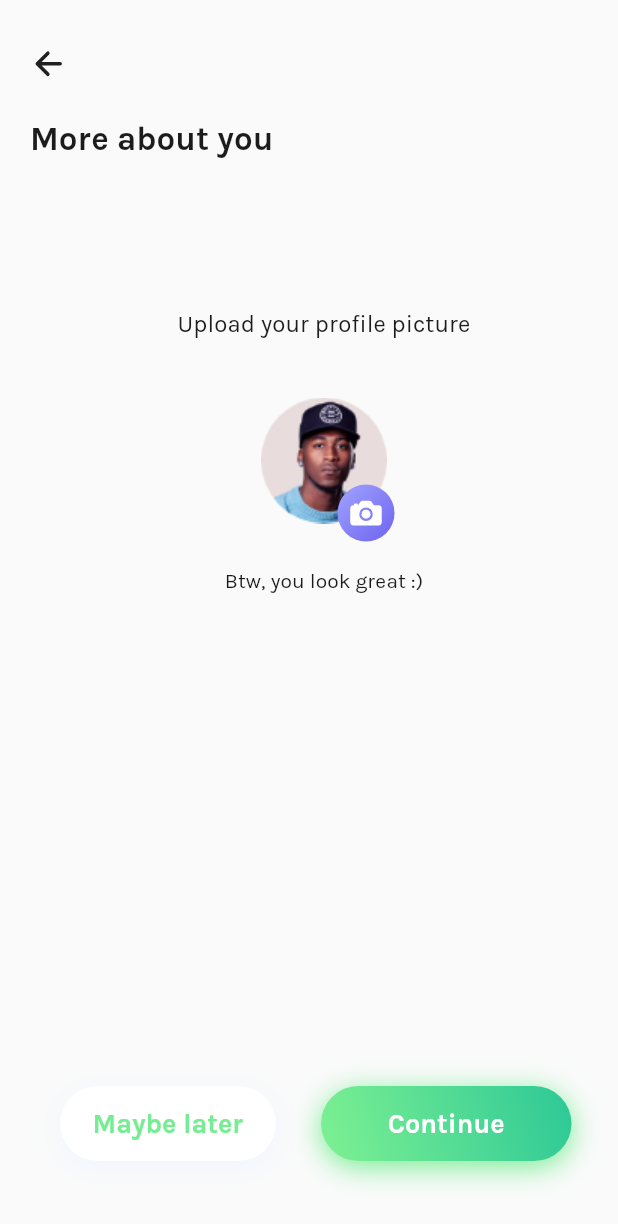
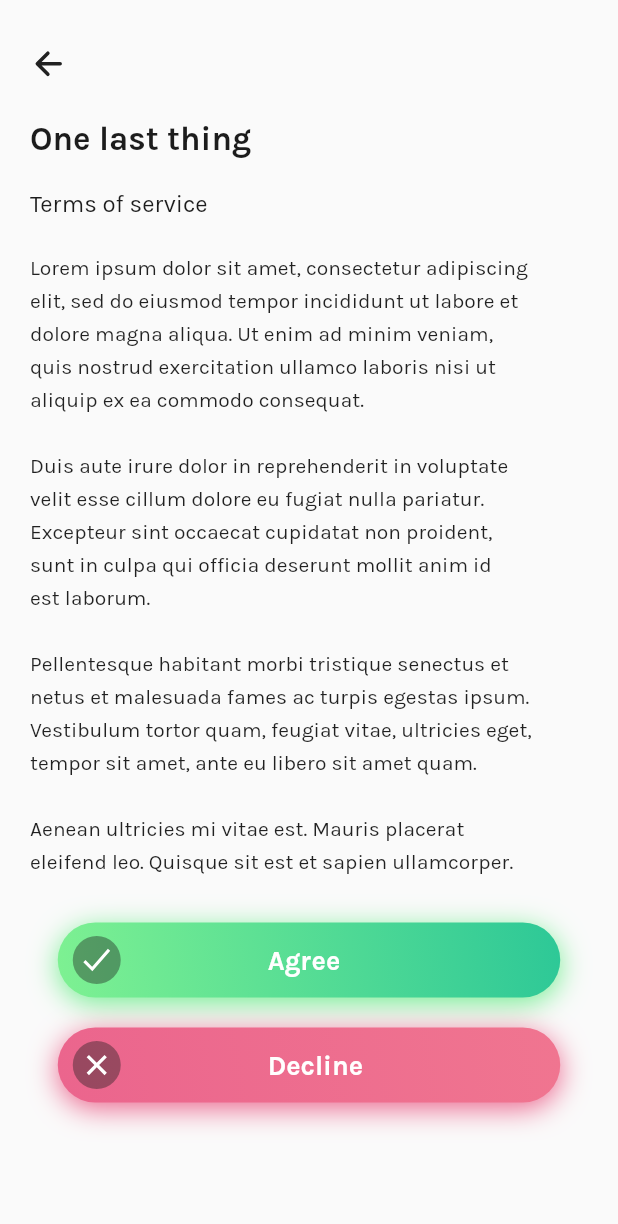
Before and after one commit to eyadkishawi01/Budget-Planner-Application, a Flutter app: the screen it shows after launch, on a phone screen of 412 x 824 dp. Shown: the top 1224 px of the screen. Run offline on Flutter 3.47's test engine with Material 2 defaults, Android fonts, the phone set to English and light mode, and no system bars; our stand-ins replace country_code_picker, ionicons; missing offline and left inert: country_list_pick.

Commit message:
Add Screens

```diff
--- a/lib/Screens/add_photo_screen.dart
+++ b/lib/Screens/add_photo_screen.dart
@@ -84,6 +84,7 @@ class AddPhotoPage extends StatelessWidget {
                 padding:
                     const EdgeInsets.only(right: 20.0, left: 20.0, bottom: 50),
                 child: Row(
+                  mainAxisAlignment: MainAxisAlignment.center,
                   children: [
                     NormalButton(
                         text: "Maybe later",
--- /dev/null
+++ b/lib/Screens/one_last_hting_screen.dart
@@ -0,0 +1,79 @@
+import 'package:budgetplannerui/Widgets/green_button.dart';
+import 'package:budgetplannerui/textStyle.dart';
+import 'package:flutter/material.dart';
+import 'package:ionicons/ionicons.dart';
+
+import '../colors.dart';
+
+class OneLastThingPage extends StatelessWidget {
+  const OneLastThingPage({Key? key}) : super(key: key);
+
+  @override
+  Widget build(BuildContext context) {
+    return Scaffold(
+      body: SafeArea(
+        child: SingleChildScrollView(
+          child: Container(
+            child: Column(
+              children: [
+                Padding(
+                  padding: const EdgeInsets.only(top: 30.0, left: 20),
+                  child: Column(
+                    crossAxisAlignment: CrossAxisAlignment.start,
+                    children: [
+                      const Icon(
+                        Ionicons.arrow_back_outline,
+                        size: 25,
+                      ),
+                      const SizedBox(height: 25),
+                      BoldText(text: "One last thing"),
+                      const SizedBox(height: 20),
+                      RegularText(text: "Terms of service", size: 16),
+                      const SizedBox(height: 20),
+                      SizedBox(
+                        height: 450,
+                        child: ListView.builder(
+                          itemCount: 1,
+                          itemBuilder: (context, index) {
+                            return const Padding(
+                              padding: EdgeInsets.only(bottom: 0.0),
+                              child: Text(
+                                "Lorem ipsum dolor sit amet, consectetur adipiscing\nelit, sed do eiusmod tempor incididunt ut labore et\ndolore magna aliqua. Ut enim ad minim veniam,\nquis nostrud exercitation ullamco laboris nisi ut\naliquip ex ea commodo consequat.\n\nDuis aute irure dolor in reprehenderit in voluptate\nvelit esse cillum dolore eu fugiat nulla pariatur.\nExcepteur sint occaecat cupidatat non proident,\nsunt in culpa qui officia deserunt mollit anim id\nest laborum.\n\nPellentesque habitant morbi tristique senectus et\nnetus et malesuada fames ac turpis egestas ipsum.\nVestibulum tortor quam, feugiat vitae, ultricies eget,\ntempor sit amet, ante eu libero sit amet quam.\n\nAenean ultricies mi vitae est. Mauris placerat\neleifend leo. Quisque sit est et sapien ullamcorper.",
+                                style: TextStyle(height: 1.6),
+                              ),
+                            );
+                          },
+                          shrinkWrap: true,
+                        ),
+                      ),
+                    ],
+                  ),
+                ),
+                Center(
+                  child: Column(
+                    children: [
+                      GreenIconButton(
+                        text: "Agree",
+                        color1: AppColors.endGreen,
+                        color2: AppColors.startGreen,
+                        shColor: AppColors.shadowGreen,
+                        con: Ionicons.checkmark_sharp,
+                      ),
+                      const SizedBox(height: 20),
+                      GreenIconButton(
+                          color1: AppColors.endRed,
+                          color2: AppColors.startRed2,
+                          shColor: AppColors.startRed2,
+                          text: "Decline",
+                          con: Ionicons.close_sharp),
+                    ],
+                  ),
+                ),
+              ],
+            ),
+          ),
+        ),
+      ),
+    );
+  }
+}
--- a/lib/Widgets/green_button.dart
+++ b/lib/Widgets/green_button.dart
@@ -1,5 +1,6 @@
 import 'package:budgetplannerui/colors.dart';
 import 'package:flutter/material.dart';
+import 'package:ionicons/ionicons.dart';
 
 class GreenButton extends StatelessWidget {
   GreenButton({
@@ -29,7 +30,7 @@ class GreenButton extends StatelessWidget {
           BoxShadow(
             color: AppColors.shadowGreen,
             blurRadius: 16,
-            offset: Offset(0, 4), // Shadow position
+            offset: const Offset(0, 4), // Shadow position
           ),
         ],
       ),
@@ -45,3 +46,73 @@ class GreenButton extends StatelessWidget {
     );
   }
 }
+
+class GreenIconButton extends StatelessWidget {
+  GreenIconButton(
+      {Key? key,
+      required this.color1,
+      required this.color2,
+      required this.shColor,
+      required this.text,
+      required this.con})
+      : super(key: key);
+  Color color1, color2, shColor;
+  String text;
+  IconData con;
+  @override
+  Widget build(BuildContext context) {
+    return InkWell(
+      onTap: () {},
+      child: Container(
+        height: 50,
+        width: 335,
+        decoration: BoxDecoration(
+          borderRadius: BorderRadius.circular(25),
+          gradient: LinearGradient(
+            begin: Alignment.topRight,
+            end: Alignment.bottomLeft,
+            colors: [
+              color1,
+              color2,
+            ],
+          ),
+          boxShadow: [
+            BoxShadow(
+              color: shColor,
+              blurRadius: 16,
+              offset: const Offset(0, 4), // Shadow position
+            ),
+          ],
+        ),
+        child: Row(
+          mainAxisAlignment: MainAxisAlignment.start,
+          children: [
+            Padding(
+              padding: const EdgeInsets.only(left: 10.0, right: 90),
+              child: Container(
+                  height: 32,
+                  width: 32,
+                  decoration: BoxDecoration(
+                    color: AppColors.blackText.withOpacity(0.4),
+                    borderRadius: BorderRadius.circular(40),
+                  ),
+                  child: Icon(
+                    con,
+                    color: AppColors.witheText,
+                  )),
+            ),
+            TextButton(
+                onPressed: null,
+                child: Text(
+                  text,
+                  style: TextStyle(
+                      fontSize: 18,
+                      fontWeight: FontWeight.bold,
+                      color: AppColors.witheText),
+                )),
+          ],
+        ),
+      ),
+    );
+  }
+}
--- a/lib/colors.dart
+++ b/lib/colors.dart
@@ -17,6 +17,9 @@ class AppColors {
   static final Color shadowGreen = const Color(0xFF76ED92);
   static final Color facebook = const Color(0xFF4666D5);
   static final Color border = const Color(0xFFD8D8D8);
+  static final Color startRed2 = const Color(0xFFEB658D);
+  static final Color endRed2 = const Color(0xFFF8798F);
   static final Color background = const Color(0xFFFCFCFF);
+  // static final Color background = const Color(0xFFFCFCFF);
   // static final Color startyellow = const Color(0xFF7EF192);
 }
--- a/lib/main.dart
+++ b/lib/main.dart
@@ -1,5 +1,6 @@
-import 'package:budgetplannerui/Screens/splash1_screen.dart';
-import 'package:budgetplannerui/colors.dart';
+import 'Screens/one_last_hting_screen.dart';
+import 'Screens/splash1_screen.dart';
+import 'colors.dart';
 import 'package:flutter/material.dart';
 import 'Screens/add_photo_screen.dart';
 import 'Screens/mobile_num_screen.dart';
@@ -21,7 +22,7 @@ class MyApp extends StatelessWidget {
         primaryColor: Colors.black,
       ),
       title: 'Welcome to Flutter',
-      home: AddPhotoPage(),
+      home: OneLastThingPage(),
     );
   }
 }
```
